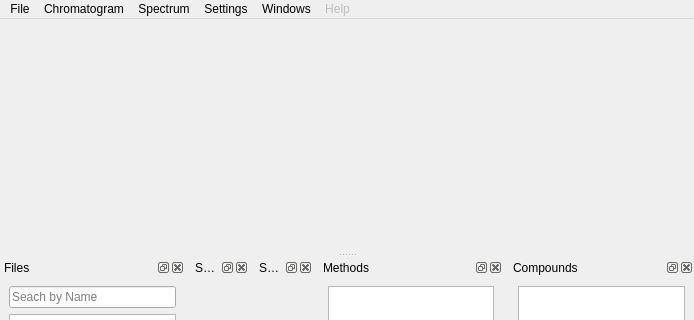
Above: aston/ui/aston.ui from bovee/Aston before the change; both pictures show x 0 to 694 and y 0 to 320 of the 694 by 537 pixel window. Below: the same form after it.
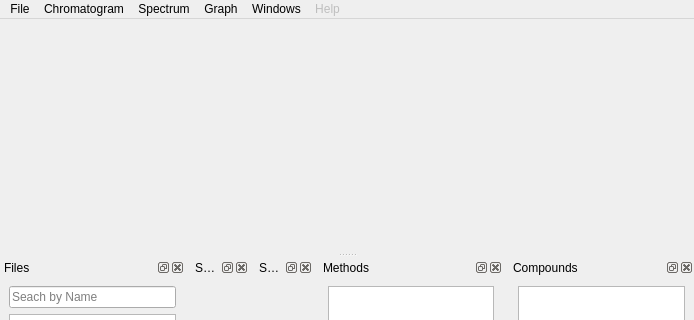
That is the form after the change.

```diff
--- a/aston/ui/aston.ui
+++ b/aston/ui/aston.ui
@@ -98,7 +98,7 @@
    </widget>
    <widget class="QMenu" name="menuSettings">
     <property name="title">
-     <string>Settings</string>
+     <string>Graph</string>
     </property>
     <widget class="QMenu" name="menuPeaks">
      <property name="enabled">
```
Left out of the diff: 95 changed lines with no effect on the pictures.
